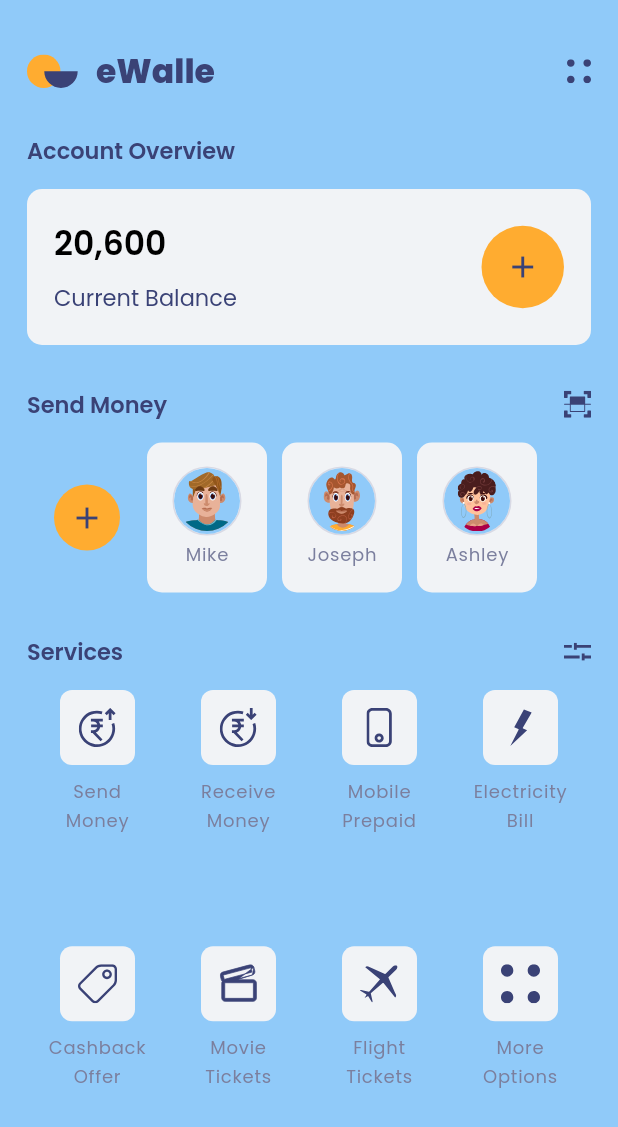
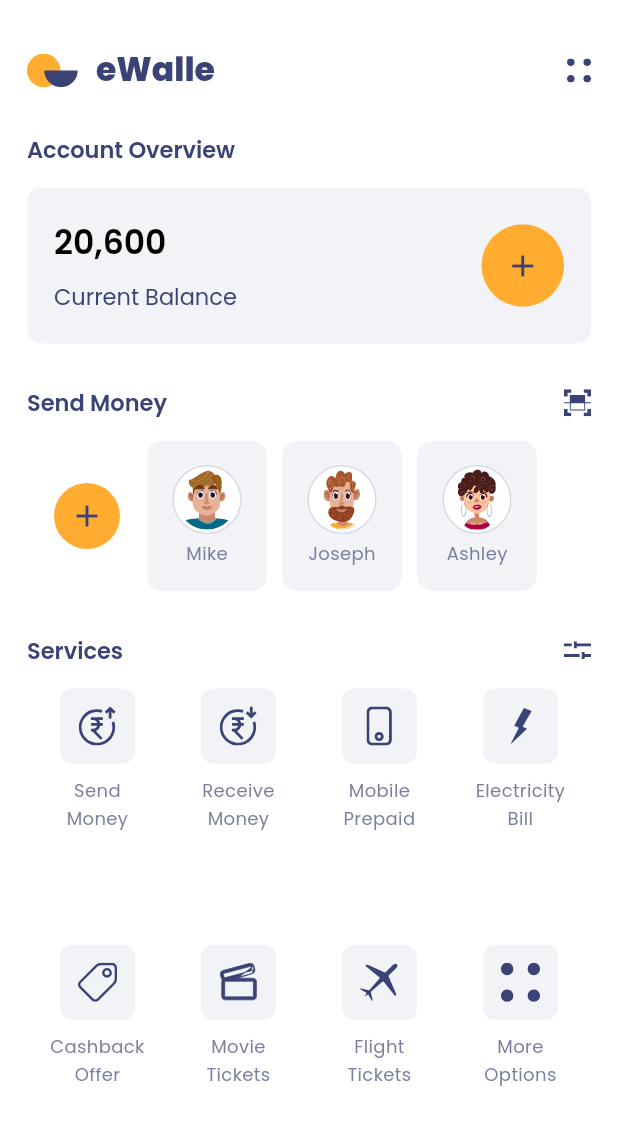
Before and after one commit to SMITGHORI/civico, a Flutter app: the DrawerPage screen opened directly, on a phone screen of 412 x 824 dp. Shown: the top 1127 px of the screen. Run offline on Flutter 3.47's test engine with Material 3 defaults, Android fonts, the phone set to English and light mode, and no system bars; our stand-ins replace flutter_svg, google_fonts.

Commit message:
Fix Flutter version compatibility issues
- Update pubspec.yaml dependencies to latest versions
  - flutter_svg: 1.0.0 -> 2.0.9
  - google_fonts: 2.2.0 -> 6.1.0
  - intl: 0.17.0 -> 0.19.0
  - SDK: 2.12.0 -> 2.17.0

- Replace deprecated TextTheme properties:
  - button -> labelLarge
  - bodyText1 -> bodyMedium
  - bodyText2 -> bodySmall
  - headline2 -> displaySmall
  - headline3 -> displayMedium
  - headline4 -> headlineMedium
  - headline5 -> headlineSmall
  - headline6 -> titleLarge
  - subtitle1 -> titleMedium

- Replace deprecated ThemeData properties:
  - backgroundColor -> scaffoldBackgroundColor
  - Add colorScheme.background for compatibility

Files updated:
- lib/util/constant.dart (theme definitions)
- lib/ui/screen/sign_in.dart
- lib/ui/screen/home_page.dart
- lib/ui/screen/drawer_page.dart
- pubspec.yaml

```diff
--- a/flutter_wallet/lib/ui/screen/drawer_page.dart
+++ b/flutter_wallet/lib/ui/screen/drawer_page.dart
@@ -37,7 +37,7 @@ class _DrawerPageState extends State<DrawerPage> with TickerProviderStateMixin {
                     decoration: BoxDecoration(
                         borderRadius: const BorderRadius.only(
                             bottomRight: Radius.circular(60)),
-                        color: Theme.of(context).backgroundColor),
+                        color: Theme.of(context).scaffoldBackgroundColor),
                     child: Center(
                       child: Row(
                         mainAxisAlignment: MainAxisAlignment.center,
@@ -51,7 +51,7 @@ class _DrawerPageState extends State<DrawerPage> with TickerProviderStateMixin {
                             child: CircleAvatar(
                               radius: 22.0,
                               backgroundColor:
-                                  Theme.of(context).backgroundColor,
+                                  Theme.of(context).scaffoldBackgroundColor,
                               child: ClipRRect(
                                 child: SvgPicture.asset(avatorOne),
                                 borderRadius: BorderRadius.circular(50.0),
@@ -67,11 +67,11 @@ class _DrawerPageState extends State<DrawerPage> with TickerProviderStateMixin {
                             children: [
                               Text(
                                 "Carol Black",
-                                style: Theme.of(context).textTheme.headline6,
+                                style: Theme.of(context).textTheme.titleLarge,
                               ),
                               Text(
                                 "Seattle Washington",
-                                style: Theme.of(context).textTheme.bodyText1,
+                                style: Theme.of(context).textTheme.bodyMedium,
                               )
                             ],
                           )
@@ -110,7 +110,7 @@ class _DrawerPageState extends State<DrawerPage> with TickerProviderStateMixin {
                     ),
                     Text(
                       "Logout",
-                      style: Theme.of(context).textTheme.headline6,
+                      style: Theme.of(context).textTheme.titleLarge,
                     )
                   ],
                 ),
@@ -120,7 +120,7 @@ class _DrawerPageState extends State<DrawerPage> with TickerProviderStateMixin {
                 padding: const EdgeInsets.all(20),
                 child: Text(
                   "Ver 2.0.1",
-                  style: Theme.of(context).textTheme.bodyText1,
+                  style: Theme.of(context).textTheme.bodyMedium,
                 ),
               )
             ],
@@ -202,7 +202,7 @@ class _DrawerPageState extends State<DrawerPage> with TickerProviderStateMixin {
         ),
         Text(
           name,
-          style: Theme.of(context).textTheme.headline6!.copyWith(
+          style: Theme.of(context).textTheme.titleLarge!.copyWith(
                 fontSize: 16,
                 fontWeight: (isSelected) ? FontWeight.w700 : FontWeight.w400,
               ),
--- a/flutter_wallet/lib/ui/screen/home_page.dart
+++ b/flutter_wallet/lib/ui/screen/home_page.dart
@@ -13,7 +13,7 @@ class _HomePageState extends State<HomePage> {
   @override
   Widget build(BuildContext context) {
     return Scaffold(
-      backgroundColor: Theme.of(context).backgroundColor,
+      backgroundColor: Theme.of(context).scaffoldBackgroundColor,
       body: Padding(
         padding: const EdgeInsets.only(left: 18, right: 18, top: 34),
         child: SingleChildScrollView(
@@ -26,7 +26,7 @@ class _HomePageState extends State<HomePage> {
               ),
               Text(
                 'Account Overview',
-                style: Theme.of(context).textTheme.headline4,
+                style: Theme.of(context).textTheme.headlineMedium,
               ),
               const SizedBox(
                 height: 16,
@@ -40,7 +40,7 @@ class _HomePageState extends State<HomePage> {
                 children: <Widget>[
                   Text(
                     'Send Money',
-                    style: Theme.of(context).textTheme.headline4,
+                    style: Theme.of(context).textTheme.headlineMedium,
                   ),
                   SvgPicture.asset(
                     scan,
@@ -59,7 +59,7 @@ class _HomePageState extends State<HomePage> {
                 children: <Widget>[
                   Text(
                     'Services',
-                    style: Theme.of(context).textTheme.headline4,
+                    style: Theme.of(context).textTheme.headlineMedium,
                   ),
                   SvgPicture.asset(
                     filter,
@@ -94,7 +94,7 @@ class _HomePageState extends State<HomePage> {
             ),
             Text(
               'eWalle',
-              style: Theme.of(context).textTheme.headline3,
+              style: Theme.of(context).textTheme.displayMedium,
             )
           ],
         ),
@@ -134,14 +134,14 @@ class _HomePageState extends State<HomePage> {
             children: <Widget>[
               Text(
                 '20,600',
-                style: Theme.of(context).textTheme.headline5,
+                style: Theme.of(context).textTheme.headlineSmall,
               ),
               const SizedBox(
                 height: 12,
               ),
               Text(
                 'Current Balance',
-                style: Theme.of(context).textTheme.headline4!.copyWith(
+                style: Theme.of(context).textTheme.headlineMedium!.copyWith(
                       fontSize: 15,
                       fontWeight: FontWeight.w400,
                     ),
@@ -212,7 +212,7 @@ class _HomePageState extends State<HomePage> {
                       border: Border.all(color: const Color(0xffD8D9E4))),
                   child: CircleAvatar(
                     radius: 22.0,
-                    backgroundColor: Theme.of(context).backgroundColor,
+                    backgroundColor: Theme.of(context).scaffoldBackgroundColor,
                     child: ClipRRect(
                       child: SvgPicture.asset(avatorOne),
                       borderRadius: BorderRadius.circular(50.0),
@@ -221,7 +221,7 @@ class _HomePageState extends State<HomePage> {
                 ),
                 Text(
                   'Mike',
-                  style: Theme.of(context).textTheme.bodyText1,
+                  style: Theme.of(context).textTheme.bodyMedium,
                 )
               ],
             ),
@@ -243,7 +243,7 @@ class _HomePageState extends State<HomePage> {
                       border: Border.all(color: const Color(0xffD8D9E4))),
                   child: CircleAvatar(
                     radius: 22.0,
-                    backgroundColor: Theme.of(context).backgroundColor,
+                    backgroundColor: Theme.of(context).scaffoldBackgroundColor,
                     child: ClipRRect(
                       child: SvgPicture.asset(avatorTwo),
                       borderRadius: BorderRadius.circular(50.0),
@@ -252,7 +252,7 @@ class _HomePageState extends State<HomePage> {
                 ),
                 Text(
                   'Joseph',
-                  style: Theme.of(context).textTheme.bodyText1,
+                  style: Theme.of(context).textTheme.bodyMedium,
                 )
               ],
             ),
@@ -274,7 +274,7 @@ class _HomePageState extends State<HomePage> {
                       border: Border.all(color: const Color(0xffD8D9E4))),
                   child: CircleAvatar(
                     radius: 22.0,
-                    backgroundColor: Theme.of(context).backgroundColor,
+                    backgroundColor: Theme.of(context).scaffoldBackgroundColor,
                     child: ClipRRect(
                       child: SvgPicture.asset(avatorThree),
                       borderRadius: BorderRadius.circular(50.0),
@@ -283,7 +283,7 @@ class _HomePageState extends State<HomePage> {
                 ),
                 Text(
                   'Ashley',
-                  style: Theme.of(context).textTheme.bodyText1,
+                  style: Theme.of(context).textTheme.bodyMedium,
                 )
               ],
             ),
@@ -340,7 +340,7 @@ class _HomePageState extends State<HomePage> {
                 Text(
                   value.title,
                   textAlign: TextAlign.center,
-                  style: Theme.of(context).textTheme.bodyText1,
+                  style: Theme.of(context).textTheme.bodyMedium,
                 ),
                 const SizedBox(
                   height: 14,
--- a/flutter_wallet/lib/ui/screen/sign_in.dart
+++ b/flutter_wallet/lib/ui/screen/sign_in.dart
@@ -18,7 +18,7 @@ class _SignInPageState extends State<SignInPage> {
   @override
   Widget build(BuildContext context) {
     return Material(
-      color: Theme.of(context).backgroundColor,
+      color: Theme.of(context).scaffoldBackgroundColor,
       child: SafeArea(
         child: Row(
           mainAxisAlignment: MainAxisAlignment.start,
@@ -61,7 +61,7 @@ class _SignInPageState extends State<SignInPage> {
           children: <Widget>[
             Text(
               formattedTime,
-              style: Theme.of(context).textTheme.headline6,
+              style: Theme.of(context).textTheme.titleLarge,
             ),
             const SizedBox(
               width: 30,
@@ -72,7 +72,7 @@ class _SignInPageState extends State<SignInPage> {
             ),
             Text(
               '34° C',
-              style: Theme.of(context).textTheme.subtitle1,
+              style: Theme.of(context).textTheme.titleMedium,
             ),
           ],
         ),
@@ -81,7 +81,7 @@ class _SignInPageState extends State<SignInPage> {
         ),
         Text(
           formattedDate,
-          style: Theme.of(context).textTheme.bodyText2,
+          style: Theme.of(context).textTheme.bodySmall,
         )
       ],
     );
@@ -99,14 +99,14 @@ class _SignInPageState extends State<SignInPage> {
           ),
           Text(
             'eWalle',
-            style: Theme.of(context).textTheme.headline5,
+            style: Theme.of(context).textTheme.headlineSmall,
           ),
           const SizedBox(
             height: 18,
           ),
           Text(
             'Open An Account For Digital  E-Wallet Solutions.\nInstant Payouts. \n\nJoin For Free.',
-            style: Theme.of(context).textTheme.bodyText1,
+            style: Theme.of(context).textTheme.bodyMedium,
           )
         ],
       ),
@@ -133,7 +133,7 @@ class _SignInPageState extends State<SignInPage> {
           },
           child: Text(
             'Sign in',
-            style: Theme.of(context).textTheme.button,
+            style: Theme.of(context).textTheme.labelLarge,
           ),
         ),
         const SizedBox(
@@ -141,7 +141,7 @@ class _SignInPageState extends State<SignInPage> {
         ),
         Text(
           'Create an Account',
-          style: Theme.of(context).textTheme.bodyText2,
+          style: Theme.of(context).textTheme.bodySmall,
         )
       ],
     );
--- a/flutter_wallet/lib/util/constant.dart
+++ b/flutter_wallet/lib/util/constant.dart
@@ -9,117 +9,117 @@ const COLOR_BACKGROUND_LIGHT = Color(0xFFF1F3F6);
 
 ThemeData lightTheme = ThemeData(
   brightness: Brightness.light,
-  backgroundColor: COLOR_BACKGROUND,
+  scaffoldBackgroundColor: COLOR_BACKGROUND,
   primaryColor: COLOR_PRIMARY,
   cardColor: const Color(0xffF1F3F6),
   iconTheme: const IconThemeData(
     color: Color(0xFF3A4276),
   ),
   textTheme: TextTheme(
-    button: GoogleFonts.poppins(
+    labelLarge: GoogleFonts.poppins(
       fontSize: 15,
       height: 1.6,
       color: const Color(0xff212330),
       fontWeight: FontWeight.w600,
     ),
-    bodyText2: GoogleFonts.poppins(
+    bodySmall: GoogleFonts.poppins(
       fontSize: 12,
       color: const Color(0xff1B1D28),
       fontWeight: FontWeight.w500,
     ),
-    bodyText1: GoogleFonts.poppins(
+    bodyMedium: GoogleFonts.poppins(
       height: 1.6,
       fontSize: 12,
       color: const Color(0xff7b7f9e),
       fontWeight: FontWeight.w400,
     ),
-    headline2: GoogleFonts.poppins(
+    displaySmall: GoogleFonts.poppins(
       fontSize: 24,
       color: const Color(0xff171822),
       fontWeight: FontWeight.w600,
     ),
-    headline3: GoogleFonts.poppins(
+    displayMedium: GoogleFonts.poppins(
       fontSize: 22,
       color: const Color(0xff3A4276),
       fontWeight: FontWeight.w800,
     ),
-    headline4: GoogleFonts.poppins(
+    headlineMedium: GoogleFonts.poppins(
       fontSize: 15,
       color: const Color(0xff3A4276),
       fontWeight: FontWeight.w600,
     ),
-    headline5: GoogleFonts.poppins(
+    headlineSmall: GoogleFonts.poppins(
       fontSize: 22,
       color: Colors.black,
       fontWeight: FontWeight.w600,
     ),
-    headline6: GoogleFonts.poppins(
+    titleLarge: GoogleFonts.poppins(
       fontSize: 20,
       color: Colors.black,
       fontWeight: FontWeight.w500,
     ),
-    subtitle1: GoogleFonts.poppins(
+    titleMedium: GoogleFonts.poppins(
       fontSize: 18,
       color: Colors.black,
       fontWeight: FontWeight.w700,
     ),
-  ), colorScheme: ColorScheme.fromSwatch().copyWith(secondary: COLOR_BACKGROUND_LIGHT),
+  ), colorScheme: ColorScheme.fromSwatch().copyWith(secondary: COLOR_BACKGROUND_LIGHT, background: COLOR_BACKGROUND),
 );
 
 ThemeData darkTheme = ThemeData(
   brightness: Brightness.dark,
-  backgroundColor: COLOR_BACKGROUND_DARK,
+  scaffoldBackgroundColor: COLOR_BACKGROUND_DARK,
   iconTheme: const IconThemeData(
     color: Color(0xff7b7f9e),
   ),
   cardColor: const Color(0xFF212330),
   textTheme: TextTheme(
-    bodyText2: GoogleFonts.poppins(
+    bodySmall: GoogleFonts.poppins(
       fontSize: 12,
       color: const Color(0xffffffff),
       fontWeight: FontWeight.w500,
     ),
-    bodyText1: GoogleFonts.poppins(
+    bodyMedium: GoogleFonts.poppins(
       height: 1.6,
       fontSize: 12,
       color: const Color(0xff7b7f9e),
       fontWeight: FontWeight.w400,
     ),
-    button: GoogleFonts.poppins(
+    labelLarge: GoogleFonts.poppins(
       fontSize: 15,
       height: 1.6,
       color: const Color(0xff212330),
       fontWeight: FontWeight.w600,
     ),
-    headline2: GoogleFonts.poppins(
+    displaySmall: GoogleFonts.poppins(
       fontSize: 24,
       color: const Color(0xFFFFFFFF),
       fontWeight: FontWeight.w600,
     ),
-    headline3: GoogleFonts.poppins(
+    displayMedium: GoogleFonts.poppins(
       fontSize: 22,
       color: const Color(0xFFFFFFFF),
       fontWeight: FontWeight.w800,
     ),
-    headline4: GoogleFonts.poppins(
+    headlineMedium: GoogleFonts.poppins(
       fontSize: 15,
       color: const Color(0xff7b7f9e),
       fontWeight: FontWeight.w600,
     ),
-    headline5: GoogleFonts.poppins(
+    headlineSmall: GoogleFonts.poppins(
       fontSize: 22,
       color: Colors.white,
       fontWeight: FontWeight.w600,
     ),
-    headline6: GoogleFonts.poppins(
+    titleLarge: GoogleFonts.poppins(
       fontSize: 20,
       color: Colors.white,
       fontWeight: FontWeight.w500,
     ),
-    subtitle1: GoogleFonts.poppins(
+    titleMedium: GoogleFonts.poppins(
       fontSize: 18,
       color: Colors.white,
       fontWeight: FontWeight.w700,
     ),
-  ),
+  ), colorScheme: ColorScheme.fromSwatch(brightness: Brightness.dark).copyWith(background: COLOR_BACKGROUND_DARK),
 );
```
Also changed, not shown: flutter_wallet/pubspec.yaml (+4 -4 lines).
